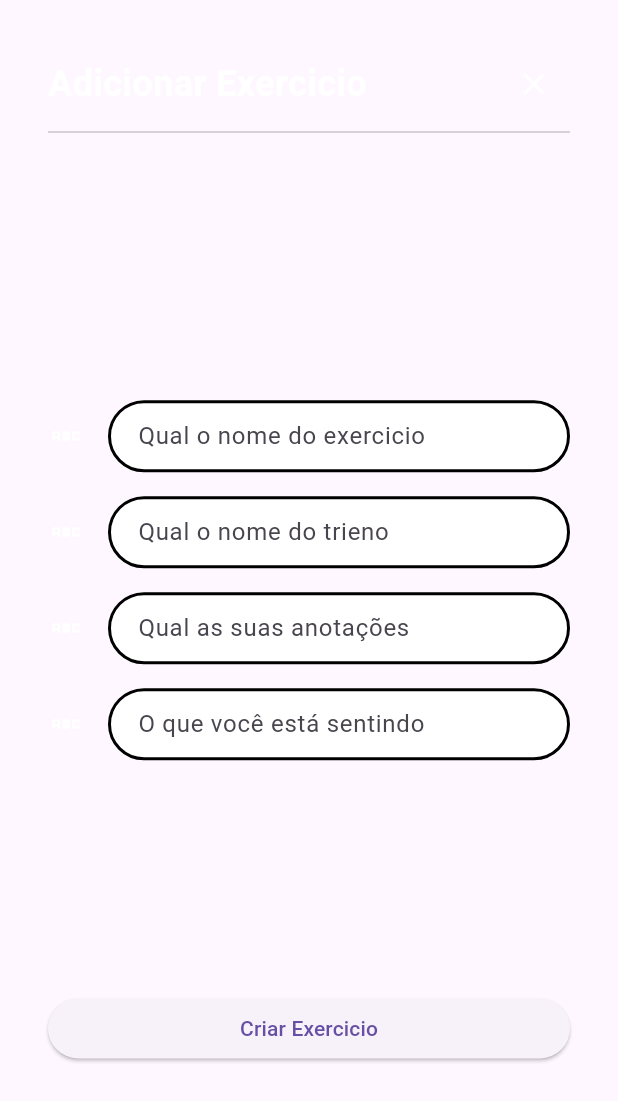
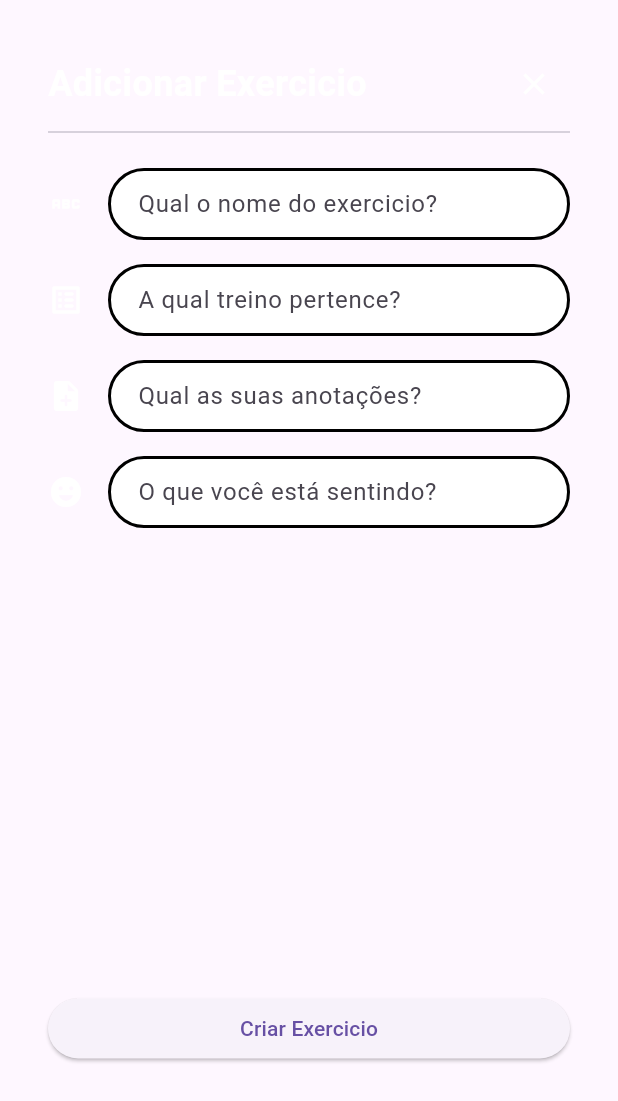
Before and after one commit to natanasilva/AppAcademia, a Flutter app: the ExercicioModal widget shown alone on an empty page, opened directly, on a phone screen of 412 x 824 dp. Shown: the top 1101 px of the screen. Run offline on Flutter 3.47's test engine with Material 3 defaults, Android fonts, the phone set to English and light mode, and no system bars; our stand-ins replace firebase_auth, firebase_core; accounts and stored records are empty; generated files the repository leaves out were written again.

Commit message:
Editando o formulário

```diff
--- a/lib/_comum/inicio_modal.dart
+++ b/lib/_comum/inicio_modal.dart
@@ -68,15 +68,14 @@ class _ExercicioModalState extends State<ExercicioModal> {
                   ],
                 ),
                 const Divider(),
-              ],
-            ),
                 Column(
+                  mainAxisAlignment: MainAxisAlignment.start,
                   children: [
                     const SizedBox(height: 16),
                     TextFormField(
                       controller: _nomeCtrl,
                       decoration: getAuthenticationDecoration(
-                    "Qual o nome do exercicio",
+                        "Qual o nome do exercicio?",
                         icon: const Icon(
                           Icons.abc,
                           color: Colors.white,
@@ -87,9 +86,9 @@ class _ExercicioModalState extends State<ExercicioModal> {
                     TextFormField(
                       controller: _treinoCtrl,
                       decoration: getAuthenticationDecoration(
-                    "Qual o nome do trieno",
+                        "A qual treino pertence?",
                         icon: const Icon(
-                      Icons.abc,
+                          Icons.list_alt_rounded,
                           color: Colors.white,
                         ),
                       ),
@@ -98,9 +97,9 @@ class _ExercicioModalState extends State<ExercicioModal> {
                     TextFormField(
                       controller: _anotacoesCtrl,
                       decoration: getAuthenticationDecoration(
-                    "Qual as suas anotações",
+                        "Qual as suas anotações?",
                         icon: const Icon(
-                      Icons.abc,
+                          Icons.note_add_rounded,
                           color: Colors.white,
                         ),
                       ),
@@ -109,12 +108,14 @@ class _ExercicioModalState extends State<ExercicioModal> {
                     TextFormField(
                       controller: _sentindoCtrl,
                       decoration: getAuthenticationDecoration(
-                    "O que você está sentindo",
+                        "O que você está sentindo?",
                         icon: const Icon(
-                      Icons.abc,
+                          Icons.emoji_emotions_rounded,
                           color: Colors.white,
                         ),
                       ),
+                    ),
+                  ],
                 ),
               ],
             ),
```
Also changed, not shown: 1 other file. Lines whose indentation alone changed are shown as unchanged.
